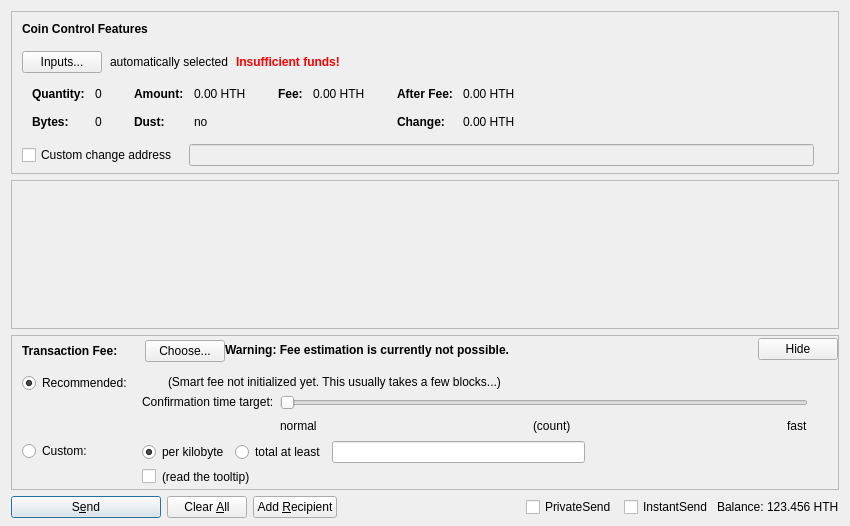
Qt form src/qt/forms/sendcoinsdialog.ui (devilking6105/HTH) before a commit.
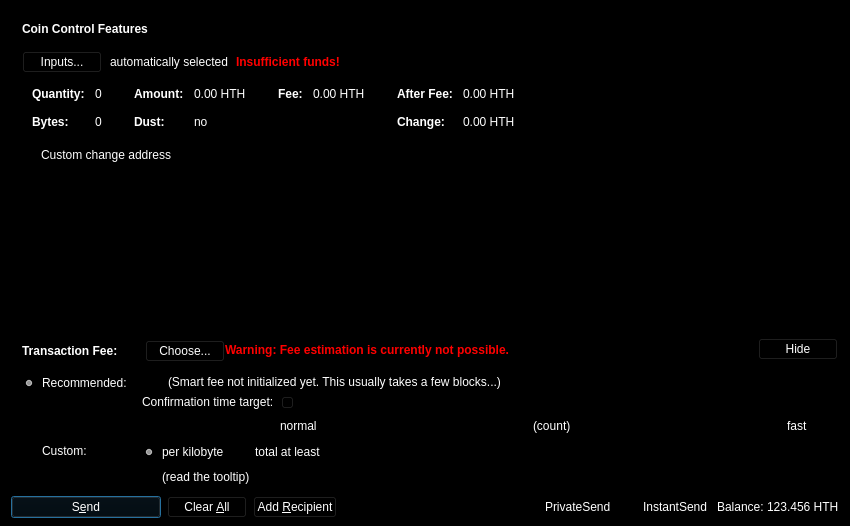
The same form after that commit. Custom widgets are drawn as their Qt base class.

Patch:
```diff
--- a/src/qt/forms/sendcoinsdialog.ui
+++ b/src/qt/forms/sendcoinsdialog.ui
@@ -13,6 +13,9 @@
   <property name="windowTitle">
    <string>Send Coins</string>
   </property>
+  <property name="styleSheet">
+   <string notr="true">background-color: rgb(0, 0, 0);</string>
+  </property>
   <layout class="QVBoxLayout" name="verticalLayout" stretch="0,1,0,0">
    <property name="bottomMargin">
     <number>8</number>
@@ -84,7 +87,9 @@
              </font>
             </property>
             <property name="styleSheet">
-             <string notr="true">font-weight:bold;</string>
+             <string notr="true">font-weight:bold;
+background-color: rgb(0, 0, 0);
+color: rgb(255, 255, 255);</string>
             </property>
             <property name="text">
              <string>Coin Control Features</string>
@@ -104,7 +109,8 @@
           <item>
            <widget class="QPushButton" name="pushButtonCoinControl">
             <property name="styleSheet">
-             <string notr="true"/>
+             <string notr="true">color: rgb(255, 255, 255);
+background-color: rgb(0, 0, 0);</string>
             </property>
             <property name="text">
              <string>Inputs...</string>
@@ -116,6 +122,10 @@
           </item>
           <item>
            <widget class="QLabel" name="labelCoinControlAutomaticallySelected">
+            <property name="styleSheet">
+             <string notr="true">color: rgb(255, 255, 255);
+background-color: rgb(0, 0, 0);</string>
+            </property>
             <property name="text">
              <string>automatically selected</string>
             </property>
@@ -133,7 +143,8 @@
              </font>
             </property>
             <property name="styleSheet">
-             <string notr="true">color:red;font-weight:bold;</string>
+             <string notr="true">color:red;font-weight:bold;
+background-color: rgb(0, 0, 0);</string>
             </property>
             <property name="text">
              <string>Insufficient funds!</string>
@@ -224,6 +235,10 @@
                    <bold>true</bold>
                   </font>
                  </property>
+                 <property name="styleSheet">
+                  <string notr="true">color: rgb(255, 255, 255);
+background-color: rgb(0, 0, 0);</string>
+                 </property>
                  <property name="text">
                   <string>Quantity:</string>
                  </property>
@@ -240,6 +255,10 @@
                  <property name="contextMenuPolicy">
                   <enum>Qt::ActionsContextMenu</enum>
                  </property>
+                 <property name="styleSheet">
+                  <string notr="true">color: rgb(255, 255, 255);
+background-color: rgb(0, 0, 0);</string>
+                 </property>
                  <property name="text">
                   <string notr="true">0</string>
                  </property>
@@ -259,6 +278,10 @@
                    <bold>true</bold>
                   </font>
                  </property>
+                 <property name="styleSheet">
+                  <string notr="true">color: rgb(255, 255, 255);
+background-color: rgb(0, 0, 0);</string>
+                 </property>
                  <property name="text">
                   <string>Bytes:</string>
                  </property>
@@ -272,6 +295,10 @@
                  <property name="contextMenuPolicy">
                   <enum>Qt::ActionsContextMenu</enum>
                  </property>
+                 <property name="styleSheet">
+                  <string notr="true">color: rgb(255, 255, 255);
+background-color: rgb(0, 0, 0);</string>
+                 </property>
                  <property name="text">
                   <string notr="true">0</string>
                  </property>
@@ -307,6 +334,10 @@
                    <bold>true</bold>
                   </font>
                  </property>
+                 <property name="styleSheet">
+                  <string notr="true">color: rgb(255, 255, 255);
+background-color: rgb(0, 0, 0);</string>
+                 </property>
                  <property name="text">
                   <string>Amount:</string>
                  </property>
@@ -323,6 +354,10 @@
                  <property name="contextMenuPolicy">
                   <enum>Qt::ActionsContextMenu</enum>
                  </property>
+                 <property name="styleSheet">
+                  <string notr="true">color: rgb(255, 255, 255);
+background-color: rgb(0, 0, 0);</string>
+                 </property>
                  <property name="text">
                   <string notr="true">0.00 HTH</string>
                  </property>
@@ -339,6 +374,10 @@
                    <bold>true</bold>
                   </font>
                  </property>
+                 <property name="styleSheet">
+                  <string notr="true">color: rgb(255, 255, 255);
+background-color: rgb(0, 0, 0);</string>
+                 </property>
                  <property name="text">
                   <string>Dust:</string>
                  </property>
@@ -352,6 +391,10 @@
                  <property name="contextMenuPolicy">
                   <enum>Qt::ActionsContextMenu</enum>
                  </property>
+                 <property name="styleSheet">
+                  <string notr="true">color: rgb(255, 255, 255);
+background-color: rgb(0, 0, 0);</string>
+                 </property>
                  <property name="text">
                   <string notr="true">no</string>
                  </property>
@@ -387,6 +430,10 @@
                    <bold>true</bold>
                   </font>
                  </property>
+                 <property name="styleSheet">
+                  <string notr="true">color: rgb(255, 255, 255);
+background-color: rgb(0, 0, 0);</string>
+                 </property>
                  <property name="text">
                   <string>Fee:</string>
                  </property>
@@ -403,6 +450,10 @@
                  <property name="contextMenuPolicy">
                   <enum>Qt::ActionsContextMenu</enum>
                  </property>
+                 <property name="styleSheet">
+                  <string notr="true">color: rgb(255, 255, 255);
+background-color: rgb(0, 0, 0);</string>
+                 </property>
                  <property name="text">
                   <string notr="true">0.00 HTH</string>
                  </property>
@@ -438,6 +489,10 @@
                    <bold>true</bold>
                   </font>
                  </property>
+                 <property name="styleSheet">
+                  <string notr="true">color: rgb(255, 255, 255);
+background-color: rgb(0, 0, 0);</string>
+                 </property>
                  <property name="text">
                   <string>After Fee:</string>
                  </property>
@@ -454,6 +509,10 @@
                  <property name="contextMenuPolicy">
                   <enum>Qt::ActionsContextMenu</enum>
                  </property>
+                 <property name="styleSheet">
+                  <string notr="true">color: rgb(255, 255, 255);
+background-color: rgb(0, 0, 0);</string>
+                 </property>
                  <property name="text">
                   <string notr="true">0.00 HTH</string>
                  </property>
@@ -470,6 +529,10 @@
                    <bold>true</bold>
                   </font>
                  </property>
+                 <property name="styleSheet">
+                  <string notr="true">color: rgb(255, 255, 255);
+background-color: rgb(0, 0, 0);</string>
+                 </property>
                  <property name="text">
                   <string>Change:</string>
                  </property>
@@ -483,6 +546,10 @@
                  <property name="contextMenuPolicy">
                   <enum>Qt::ActionsContextMenu</enum>
                  </property>
+                 <property name="styleSheet">
+                  <string notr="true">color: rgb(255, 255, 255);
+background-color: rgb(0, 0, 0);</string>
+                 </property>
                  <property name="text">
                   <string notr="true">0.00 HTH</string>
                  </property>
@@ -517,6 +584,10 @@
             <property name="toolTip">
              <string>If this is activated, but the change address is empty or invalid, change will be sent to a newly generated address.</string>
             </property>
+            <property name="styleSheet">
+             <string notr="true">color: rgb(255, 255, 255);
+background-color: rgb(0, 0, 0);</string>
+            </property>
             <property name="text">
              <string>Custom change address</string>
             </property>
@@ -588,10 +659,10 @@
         <x>0</x>
         <y>0</y>
         <width>830</width>
-        <height>104</height>
+        <height>68</height>
        </rect>
       </property>
-      <layout class="QVBoxLayout" name="verticalLayout_2" stretch="0,1">
+      <layout class="QVBoxLayout" name="verticalLayout_2" stretch="0">
        <property name="leftMargin">
         <number>0</number>
        </property>
@@ -611,19 +682,6 @@
          </property>
         </layout>
        </item>
-       <item>
-        <spacer name="verticalSpacer">
-         <property name="orientation">
-          <enum>Qt::Vertical</enum>
-         </property>
-         <property name="sizeHint" stdset="0">
-          <size>
-           <width>20</width>
-           <height>40</height>
-          </size>
-         </property>
-        </spacer>
-       </item>
       </layout>
      </widget>
     </widget>
@@ -721,7 +779,9 @@
                  </font>
                 </property>
                 <property name="styleSheet">
-                 <string notr="true">font-weight:bold;</string>
+                 <string notr="true">font-weight:bold;
+color: rgb(255, 255, 255);
+background-color: rgb(0, 0, 0);</string>
                 </property>
                 <property name="text">
                  <string>Transaction Fee:</string>
@@ -737,6 +797,10 @@
               </item>
               <item>
                <widget class="QPushButton" name="buttonChooseFee">
+                <property name="styleSheet">
+                 <string notr="true">color: rgb(255, 255, 255);
+background-color: rgb(0, 0, 0);</string>
+                </property>
                 <property name="text">
                  <string>Choose...</string>
                 </property>
@@ -761,14 +825,18 @@
           </item>
           <item>
            <widget class="QLabel" name="fallbackFeeWarningLabel">
+            <property name="font">
+             <font>
+              <weight>75</weight>
+              <bold>true</bold>
+             </font>
+            </property>
             <property name="toolTip">
              <string>Using the fallbackfee can result in sending a transaction that will take several hours or days (or never) to confirm. Consider choosing your fee manually or wait until your have validated the complete chain.</string>
             </property>
-            <property name="font">
-            <font>
-                <weight>75</weight>
-                <bold>true</bold>
-            </font>
+            <property name="styleSheet">
+             <string notr="true">color: red;
+background-color: rgb(0, 0, 0);</string>
             </property>
             <property name="text">
              <string>Warning: Fee estimation is currently not possible.</string>
@@ -799,6 +867,10 @@
             <property name="toolTip">
              <string>collapse fee-settings</string>
             </property>
+            <property name="styleSheet">
+             <string notr="true">color: rgb(255, 255, 255);
+background-color: rgb(0, 0, 0);</string>
+            </property>
             <property name="text">
              <string>Hide</string>
             </property>
@@ -850,6 +922,10 @@
                    <property name="toolTip">
                     <string>If the custom fee is set to 1000 duffs and the transaction is only 250 bytes, then &quot;per kilobyte&quot; only pays 250 duffs in fee,&lt;br /&gt;while &quot;at least&quot; pays 1000 duffs. For transactions bigger than a kilobyte both pay by kilobyte.</string>
                    </property>
+                   <property name="styleSheet">
+                    <string notr="true">color: rgb(255, 255, 255);
+background-color: rgb(0, 0, 0);</string>
+                   </property>
                    <property name="text">
                     <string>per kilobyte</string>
                    </property>
@@ -866,6 +942,10 @@
                    <property name="toolTip">
                     <string>If the custom fee is set to 1000 duffs and the transaction is only 250 bytes, then &quot;per kilobyte&quot; only pays 250 duffs in fee,&lt;br /&gt;while &quot;total at least&quot; pays 1000 duffs. For transactions bigger than a kilobyte both pay by kilobyte.</string>
                    </property>
+                   <property name="styleSheet">
+                    <string notr="true">color: rgb(255, 255, 255);
+background-color: rgb(0, 0, 0);</string>
+                   </property>
                    <property name="text">
                     <string>total at least</string>
                    </property>
@@ -912,6 +992,10 @@
                    <property name="toolTip">
                     <string>Paying only the minimum fee is just fine as long as there is less transaction volume than space in the blocks.&lt;br /&gt;But be aware that this can end up in a never confirming transaction once there is more demand for dash transactions than the network can process.</string>
                    </property>
+                   <property name="styleSheet">
+                    <string notr="true">color: rgb(255, 255, 255);
+background-color: rgb(0, 0, 0);</string>
+                   </property>
                    <property name="text">
                     <string>(read the tooltip)</string>
                    </property>
@@ -941,6 +1025,10 @@
               <layout class="QVBoxLayout" name="verticalLayoutFee4" stretch="0,1">
                <item>
                 <widget class="QRadioButton" name="radioSmartFee">
+                 <property name="styleSheet">
+                  <string notr="true">color: rgb(255, 255, 255);
+background-color: rgb(0, 0, 0);</string>
+                 </property>
                  <property name="text">
                   <string>Recommended:</string>
                  </property>
@@ -971,6 +1059,10 @@
               <layout class="QVBoxLayout" name="verticalLayoutFee9" stretch="0,1">
                <item>
                 <widget class="QRadioButton" name="radioCustomFee">
+                 <property name="styleSheet">
+                  <string notr="true">color: rgb(255, 255, 255);
+background-color: rgb(0, 0, 0);</string>
+                 </property>
                  <property name="text">
                   <string>Custom:</string>
                  </property>
@@ -1023,6 +1115,10 @@
                  </item>
                  <item>
                   <widget class="QLabel" name="labelSmartFee2">
+                   <property name="styleSheet">
+                    <string notr="true">color: rgb(255, 255, 255);
+background-color: rgb(0, 0, 0);</string>
+                   </property>
                    <property name="text">
                     <string>(Smart fee not initialized yet. This usually takes a few blocks...)</string>
                    </property>
@@ -1052,6 +1148,10 @@
                   <layout class="QVBoxLayout" name="verticalLayoutFee6">
                    <item>
                     <widget class="QLabel" name="labelSmartFee3">
+                     <property name="styleSheet">
+                      <string notr="true">color: rgb(255, 255, 255);
+background-color: rgb(0, 0, 0);</string>
+                     </property>
                      <property name="text">
                       <string>Confirmation time target:</string>
                      </property>
@@ -1112,6 +1212,10 @@
                     <layout class="QHBoxLayout" name="horizontalLayoutFee10">
                      <item>
                       <widget class="QLabel" name="labelSmartFeeNormal">
+                       <property name="styleSheet">
+                        <string notr="true">color: rgb(255, 255, 255);
+background-color: rgb(0, 0, 0);</string>
+                       </property>
                        <property name="text">
                         <string>normal</string>
                        </property>
@@ -1132,6 +1236,10 @@
                      </item>
                      <item>
                       <widget class="QLabel" name="confirmationTargetLabel">
+                       <property name="styleSheet">
+                        <string notr="true">color: rgb(255, 255, 255);
+background-color: rgb(0, 0, 0);</string>
+                       </property>
                        <property name="text">
                         <string notr="true">(count)</string>
                        </property>
@@ -1152,6 +1260,10 @@
                      </item>
                      <item>
                       <widget class="QLabel" name="labelSmartFeeFast">
+                       <property name="styleSheet">
+                        <string notr="true">color: rgb(255, 255, 255);
+background-color: rgb(0, 0, 0);</string>
+                       </property>
                        <property name="text">
                         <string>fast</string>
                        </property>
@@ -1214,6 +1326,10 @@
        <property name="toolTip">
         <string>Confirm the send action</string>
        </property>
+       <property name="styleSheet">
+        <string notr="true">color: rgb(255, 255, 255);
+background-color: rgb(0, 0, 0);</string>
+       </property>
        <property name="text">
         <string>S&amp;end</string>
        </property>
@@ -1236,6 +1352,10 @@
        <property name="toolTip">
         <string>Clear all fields of the form.</string>
        </property>
+       <property name="styleSheet">
+        <string notr="true">color: rgb(255, 255, 255);
+background-color: rgb(0, 0, 0);</string>
+       </property>
        <property name="text">
         <string>Clear &amp;All</string>
        </property>
@@ -1249,6 +1369,10 @@
        <property name="toolTip">
         <string>Send to multiple recipients at once</string>
        </property>
+       <property name="styleSheet">
+        <string notr="true">color: rgb(255, 255, 255);
+background-color: rgb(0, 0, 0);</string>
+       </property>
        <property name="text">
         <string>Add &amp;Recipient</string>
        </property>
@@ -1283,6 +1407,10 @@
            <height>0</height>
           </size>
          </property>
+         <property name="styleSheet">
+          <string notr="true">color: rgb(255, 255, 255);
+background-color: rgb(0, 0, 0);</string>
+         </property>
          <property name="text">
           <string>PrivateSend</string>
          </property>
@@ -1302,6 +1430,10 @@
            <height>0</height>
           </size>
          </property>
+         <property name="styleSheet">
+          <string notr="true">color: rgb(255, 255, 255);
+background-color: rgb(0, 0, 0);</string>
+         </property>
          <property name="text">
           <string>InstantSend</string>
          </property>
@@ -1309,6 +1441,10 @@
        </item>
        <item>
         <widget class="QLabel" name="label">
+         <property name="styleSheet">
+          <string notr="true">color: rgb(255, 255, 255);
+background-color: rgb(0, 0, 0);</string>
+         </property>
          <property name="text">
           <string>Balance:</string>
          </property>
@@ -1325,6 +1461,10 @@
          <property name="cursor">
           <cursorShape>IBeamCursor</cursorShape>
          </property>
+         <property name="styleSheet">
+          <string notr="true">color: rgb(255, 255, 255);
+background-color: rgb(0, 0, 0);</string>
+         </property>
          <property name="text">
           <string notr="true">123.456 HTH</string>
          </property>
```
Left out of the diff: 2 changed lines with no effect on the pictures.
